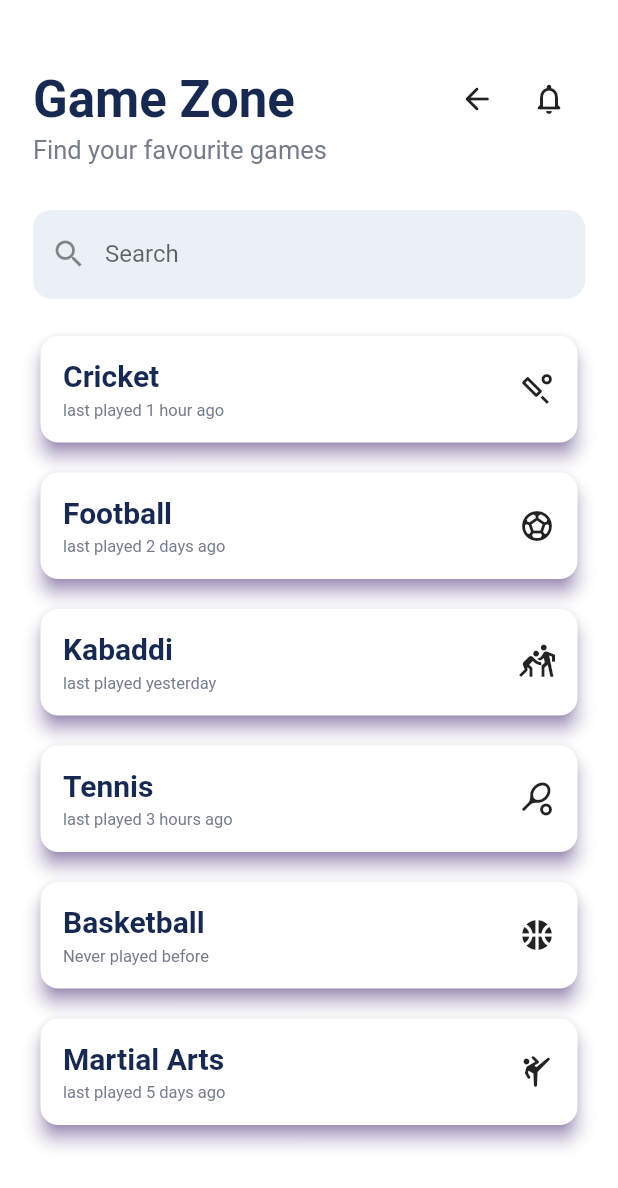
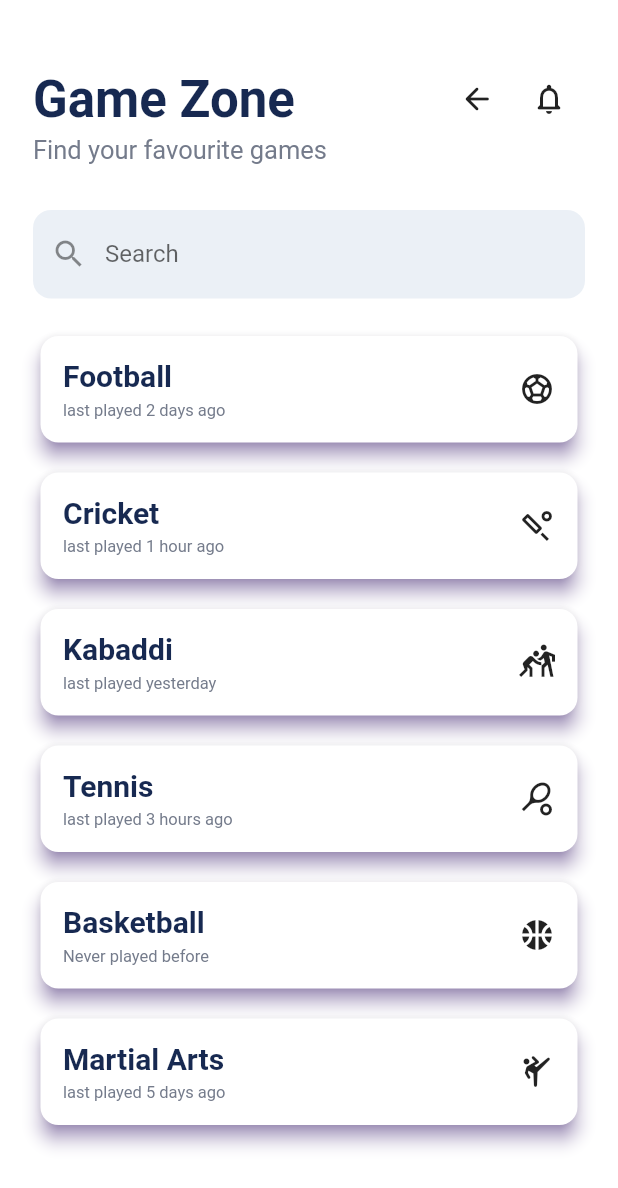
Before and after one commit to anas3a/shoishob, a Flutter app: the SportsPage screen opened by its route, on a phone screen of 412 x 824 dp. Shown: the top 1188 px of the screen. Run offline on Flutter 3.47's test engine with Material 2 defaults, Android fonts, the phone set to English and light mode, and no system bars; our stand-ins replace animated_bottom_navigation_bar, animated_text_kit, flutter_svg.

Commit message:
names updated.

```diff
--- a/lib/Screens/sports_page.dart
+++ b/lib/Screens/sports_page.dart
@@ -1,4 +1,5 @@
 import 'package:flutter/material.dart';
+import 'package:shoishob/Screens/football_match_page.dart';
 import 'package:shoishob/Screens/football_page.dart';
 
 class SportsPage extends StatefulWidget {
@@ -96,59 +97,12 @@ class _SportsPageState extends State<SportsPage> {
                             borderRadius: BorderRadius.circular(12),
                             color: Colors.white,
                             child: InkWell(
-                              onTap: () {},
-                              child: Padding(
-                                padding: const EdgeInsets.all(15),
-                                child: Row(
-                                  children: [
-                                    Column(
-                                        mainAxisAlignment:
-                                            MainAxisAlignment.start,
-                                        crossAxisAlignment:
-                                            CrossAxisAlignment.start,
-                                        children: const [
-                                          Text(
-                                            'Cricket',
-                                            style: TextStyle(
-                                              fontSize: 20,
-                                              fontWeight: FontWeight.w600,
-                                              color: Color(0xFF172951),
-                                            ),
-                                          ),
-                                          SizedBox(
-                                            height: 5,
-                                          ),
-                                          Text(
-                                            'last played 1 hour ago',
-                                            style: TextStyle(
-                                              fontSize: 11,
-                                              fontWeight: FontWeight.w400,
-                                              color: Color(0xFF747B8B),
-                                            ),
-                                          ),
-                                        ]),
-                                    const Spacer(),
-                                    Icon(Icons.sports_cricket_outlined),
-                                  ],
-                                ),
-                              ),
-                            ),
-                          ),
-                          const SizedBox(
-                            height: 20,
-                          ),
-                          Material(
-                            elevation: 5,
-                            shadowColor: Colors.deepPurple,
-                            borderRadius: BorderRadius.circular(12),
-                            color: Colors.white,
-                            child: InkWell(
                               onTap: () {
                                 Navigator.push(
                                     context,
                                     MaterialPageRoute(
                                         builder: (context) =>
-                                            const FootballPage()));
+                                            const FootballMatchPage()));
                               },
                               child: Padding(
                                 padding: const EdgeInsets.all(15),
@@ -182,6 +136,59 @@ class _SportsPageState extends State<SportsPage> {
                                         ]),
                                     const Spacer(),
                                     Icon(Icons.sports_soccer_outlined),
+                                  ],
+                                ),
+                              ),
+                            ),
+                          ),
+                          const SizedBox(
+                            height: 20,
+                          ),
+                          Material(
+                            elevation: 5,
+                            shadowColor: Colors.deepPurple,
+                            borderRadius: BorderRadius.circular(12),
+                            color: Colors.white,
+                            child: InkWell(
+                              onTap: () {
+                                Navigator.push(
+                                    context,
+                                    MaterialPageRoute(
+                                        builder: (context) =>
+                                        const FootballMatchPage()));
+                              },
+                              child: Padding(
+                                padding: const EdgeInsets.all(15),
+                                child: Row(
+                                  children: [
+                                    Column(
+                                        mainAxisAlignment:
+                                        MainAxisAlignment.start,
+                                        crossAxisAlignment:
+                                        CrossAxisAlignment.start,
+                                        children: const [
+                                          Text(
+                                            'Cricket',
+                                            style: TextStyle(
+                                              fontSize: 20,
+                                              fontWeight: FontWeight.w600,
+                                              color: Color(0xFF172951),
+                                            ),
+                                          ),
+                                          SizedBox(
+                                            height: 5,
+                                          ),
+                                          Text(
+                                            'last played 1 hour ago',
+                                            style: TextStyle(
+                                              fontSize: 11,
+                                              fontWeight: FontWeight.w400,
+                                              color: Color(0xFF747B8B),
+                                            ),
+                                          ),
+                                        ]),
+                                    const Spacer(),
+                                    Icon(Icons.sports_cricket_outlined),
                                   ],
                                 ),
                               ),
--- a/lib/main.dart
+++ b/lib/main.dart
@@ -1,4 +1,5 @@
 import 'package:flutter/material.dart';
+import 'package:shoishob/Screens/profile.dart';
 import 'package:shoishob/Screens/welcome_page.dart';
 import 'package:shoishob/Screens/login_page.dart';
 import 'package:shoishob/Screens/signup_page.dart';
@@ -22,7 +23,8 @@ class MyApp extends StatelessWidget {
       ),
       initialRoute: '/',
       routes: {
-        '/': (context) => const WelcomePage(),
+        '/': (context) => const Profile(),
+        // '/': (context) => const WelcomePage(),
         '/logIn_page': (context) => const LogInPage(),
         '/singUp_page': (context) => const SignUpPage(),
         '/home': (context) => const Home(),
```
Also changed, not shown: lib/Screens/football_career_stats.dart (+105 -31 lines), pubspec.lock.
